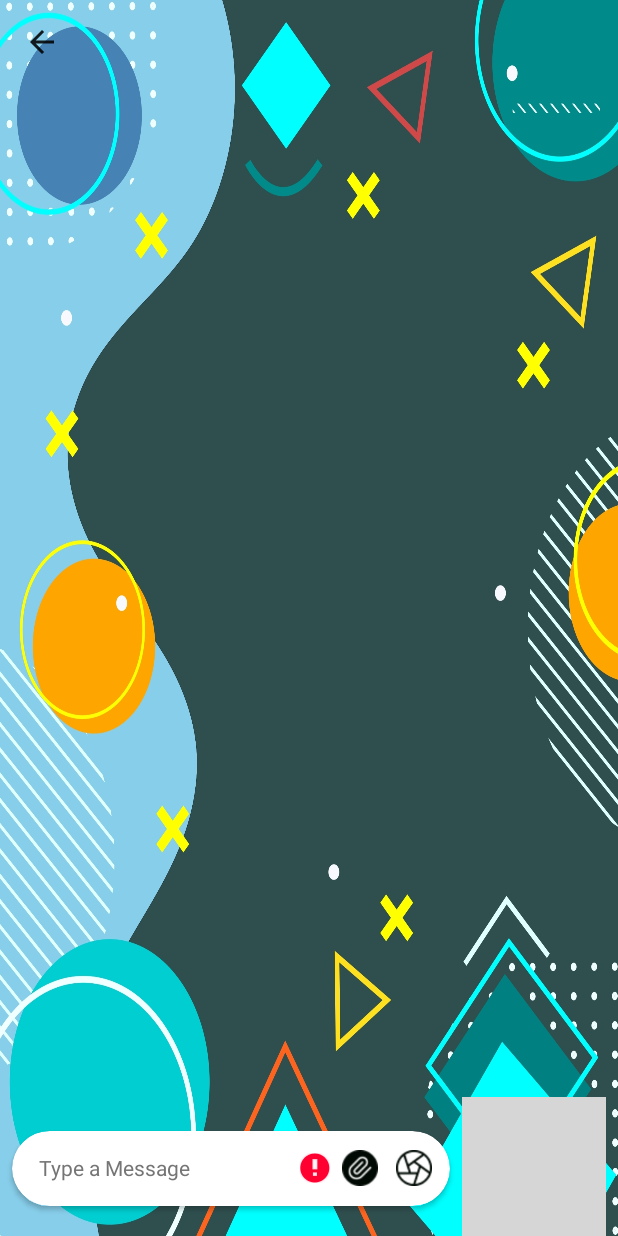
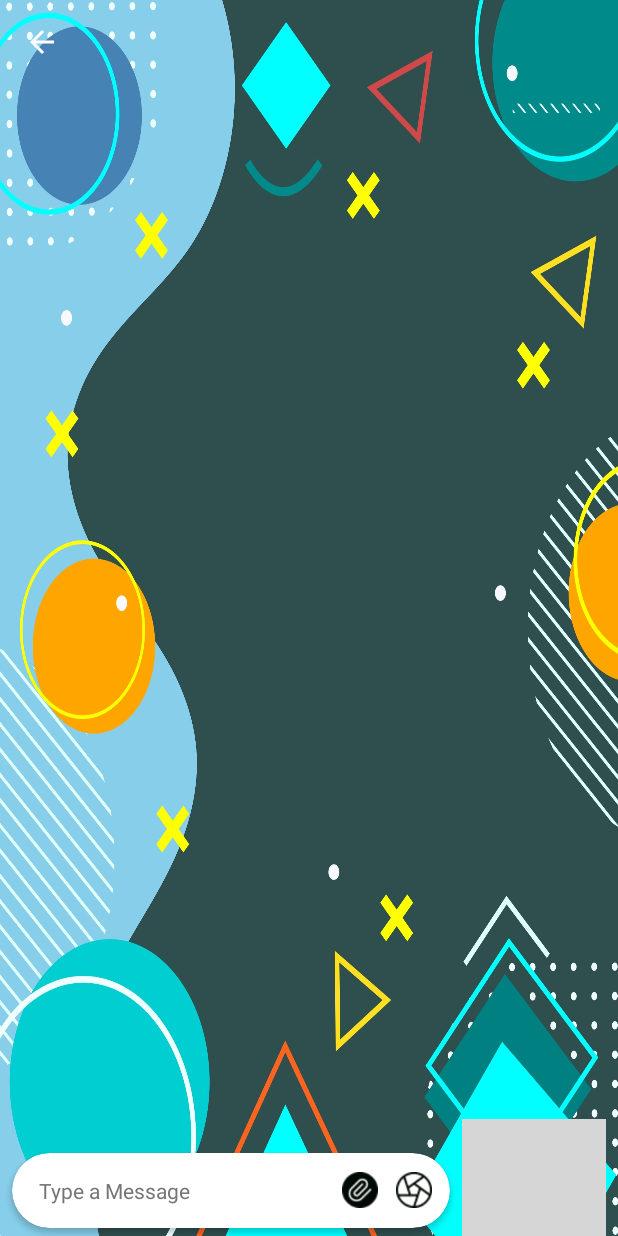
Before and after one commit to sangeetkarthecoder/SplitItNew, an Android app: the ChatActivity screen opened directly, with no data from a screen before it, after a tap on "TODO", on a phone screen of 412 x 824 dp. Run offline under Robolectric (Android 15) with nearby library versions, the phone set to English and light mode, and no system bars; our stand-ins replace Firebase (no records; nobody signed in at launch, a user with empty details on screens opened directly); grey boxes are pictures that could not be loaded.

Commit message:
"Chat Done"

```diff
--- a/app/src/main/java/com/example/splitit/Activities/ChatActivity.java
+++ b/app/src/main/java/com/example/splitit/Activities/ChatActivity.java
@@ -51,6 +51,7 @@ public class ChatActivity extends AppCompatActivity {
         ReceiverRoom = receiverUID + senderUID;
         database = FirebaseDatabase.getInstance();
 
+
         database.getReference().child("Chats")
                         .child(SenderRoom)
                                 .child("Messages").addValueEventListener(new ValueEventListener() {
@@ -73,15 +74,15 @@ public class ChatActivity extends AppCompatActivity {
         binding.sendbtn.setOnClickListener(new View.OnClickListener() {
             @Override
             public void onClick(View v) {
+                if(binding.messageBox.getText().toString().isEmpty())
+                    return;
+
                 String msgTxt = binding.messageBox.getText().toString();
 
                 Date date = new Date();
 
                 Messages messages = new Messages(msgTxt,senderUID,date.getTime());
                 binding.messageBox.setText("");
-                if(binding.messageBox.getText().toString().equals("")) {
-                    binding.messageBox.setError("Empty text");
-                }
                 database.getReference()
                         .child("Chats")
                         .child(SenderRoom)
--- a/app/src/main/java/com/example/splitit/Activities/PhoneAuth.java
+++ b/app/src/main/java/com/example/splitit/Activities/PhoneAuth.java
@@ -22,7 +22,6 @@ public class PhoneAuth extends AppCompatActivity {
 
         binding = ActivityPhoneAuthBinding.inflate(getLayoutInflater());
         setContentView(binding.getRoot());
-        getSupportActionBar().hide();
 
         binding.continuebtn.setOnClickListener(new View.OnClickListener() {
             @Override
--- a/app/src/main/java/com/example/splitit/Activities/Registration.java
+++ b/app/src/main/java/com/example/splitit/Activities/Registration.java
@@ -35,7 +35,6 @@ public class Registration extends AppCompatActivity {
         super.onCreate(savedInstanceState);
         binding = ActivityRegistrationBinding.inflate(getLayoutInflater());
         setContentView(binding.getRoot());
-        getSupportActionBar().hide();
 
         auth = FirebaseAuth.getInstance();
         storage = FirebaseStorage.getInstance();
--- a/app/src/main/java/com/example/splitit/Activities/VerifyPhone.java
+++ b/app/src/main/java/com/example/splitit/Activities/VerifyPhone.java
@@ -35,7 +35,6 @@ public class VerifyPhone extends AppCompatActivity {
         super.onCreate(savedInstanceState);
         binding = ActivityVerifyPhoneBinding.inflate(getLayoutInflater());
         setContentView(binding.getRoot());
-        getSupportActionBar().hide();
 
         getWindow().addFlags(WindowManager.LayoutParams.FLAG_FULLSCREEN);
 
--- a/app/src/main/java/com/example/splitit/Fragments/Friend_Fragment.java
+++ b/app/src/main/java/com/example/splitit/Fragments/Friend_Fragment.java
@@ -56,7 +56,9 @@ public class Friend_Fragment extends Fragment {
                 users.clear();
                 for(DataSnapshot dataSnapshot: snapshot.getChildren() ){
                     User user  = dataSnapshot.getValue(User.class);
-                    users.add(user);
+                    assert user != null;
+                    if(!user.getuid().equals(auth.getUid()))
+                        users.add(user);
                 }
                 usersAdapter.notifyDataSetChanged();
             }
--- a/app/src/main/res/layout/activity_chat.xml
+++ b/app/src/main/res/layout/activity_chat.xml
@@ -3,7 +3,6 @@
     xmlns:app="http://schemas.android.com/apk/res-auto"
     xmlns:tools="http://schemas.android.com/tools"
     android:layout_width="match_parent"
-    android:paddingTop="?android:attr/actionBarSize"
     android:layout_height="match_parent"
     android:fillViewport="true"
     android:background="@drawable/chatbg"
@@ -11,12 +10,14 @@
 
     <androidx.recyclerview.widget.RecyclerView
         android:id="@+id/RecyclerView"
-        android:layout_width="match_parent"
-        android:layout_height="match_parent"
-        android:paddingTop="?android:attr/actionBarSize"
+        android:layout_width="0dp"
+        android:layout_height="0dp"
+
+        app:layout_constraintBottom_toTopOf="@+id/cardView"
         app:layout_constraintEnd_toEndOf="parent"
         app:layout_constraintStart_toStartOf="parent"
-        app:layout_constraintTop_toTopOf="parent" />
+        app:layout_constraintTop_toTopOf="parent"
+        />
 
     <ImageView
         android:id="@+id/sendbtn"
@@ -40,7 +41,7 @@
         android:layout_height="50dp"
         android:layout_marginStart="8dp"
         android:layout_marginEnd="8dp"
-        android:layout_marginBottom="20dp"
+        android:layout_marginBottom="5dp"
         app:cardCornerRadius="30dp"
         app:layout_constraintBottom_toBottomOf="parent"
         app:layout_constraintEnd_toStartOf="@+id/sendbtn"
--- a/app/src/main/res/values-night/themes.xml
+++ b/app/src/main/res/values-night/themes.xml
@@ -1,6 +1,6 @@
 <resources xmlns:tools="http://schemas.android.com/tools">
     <!-- Base application theme. -->
-    <style name="Theme.SplitIt" parent="Theme.MaterialComponents.DayNight.NoActionBar">
+    <style name="Theme.SplitIt" parent="Theme.MaterialComponents.DayNight.DarkActionBar">
         <!-- Primary brand color. -->
         <item name="colorPrimary">@color/purple_200</item>
         <item name="colorPrimaryVariant">@color/purple_700</item>
@@ -10,7 +10,7 @@
         <item name="colorSecondaryVariant">@color/teal_200</item>
         <item name="colorOnSecondary">@color/black</item>
         <!-- Status bar color. -->
-        <item name="android:statusBarColor" tools:targetApi="l">?attr/colorPrimaryVariant</item>
+        <item name="android:statusBarColor" >?attr/colorPrimaryVariant</item>
         <!-- Customize your theme here. -->
     </style>
 </resources>
--- a/app/src/main/res/values/themes.xml
+++ b/app/src/main/res/values/themes.xml
@@ -1,6 +1,6 @@
 <resources xmlns:tools="http://schemas.android.com/tools">
     <!-- Base application theme. -->
-    <style name="Theme.SplitIt" parent="Theme.MaterialComponents.DayNight">
+    <style name="Theme.SplitIt" parent="Theme.AppCompat.DayNight.DarkActionBar">
         <!-- Primary brand color. -->
 
         <item name="colorPrimary">@color/design_default_color_primary</item>
@@ -11,20 +11,20 @@
         <item name="colorSecondaryVariant">@color/teal_700</item>
         <item name="colorOnSecondary">@color/white</item>
         <!-- Status bar color. -->
-        <item name="android:statusBarColor" tools:targetApi="l">?attr/colorPrimaryVariant</item>
+        <item name="android:statusBarColor" >?attr/colorPrimaryVariant</item>
         <!-- Customize your theme here. -->
         <item name="android:windowTranslucentStatus">true</item>
         <item name="android:windowTranslucentNavigation">true</item>
     </style>
 
     <!-- Splash Screen . -->
-    <style name="Splashscreen" parent="Theme.MaterialComponents.DayNight">
+    <style name="Splashscreen" parent="ThemeOverlay.MaterialComponents.Dark.ActionBar">
         <item name="android:windowBackground">@drawable/splash_screen</item>
         <item name="android:windowTranslucentStatus">true</item>
         <item name="android:windowTranslucentNavigation">true</item>
     </style>
 
-    <style name="fullscreen" parent="Theme.MaterialComponents.DayNight">
+    <style name="fullscreen" parent="Theme.MaterialComponents.Light.DarkActionBar">
         <item name="windowActionBar">false</item>
         <item name="windowNoTitle">true</item>
         <item name="android:windowTranslucentStatus">true</item>
```
Also changed, not shown: app/src/main/AndroidManifest.xml (+7 -5 lines).
